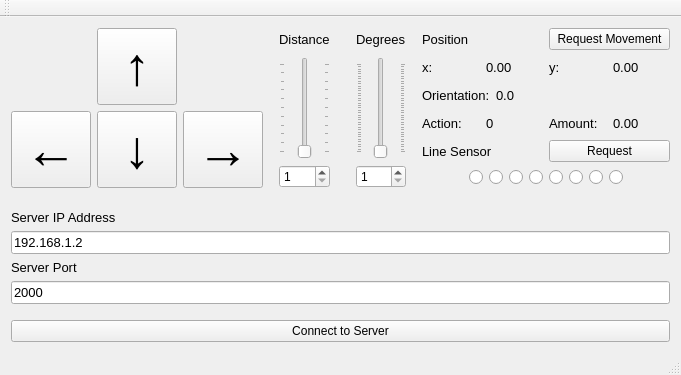
Above: QtClients/MovementDebugger/mainwindow.ui from madhavpatel6/EmbeddedSystemDesign_Team02 before the change. Below: the same form after it.
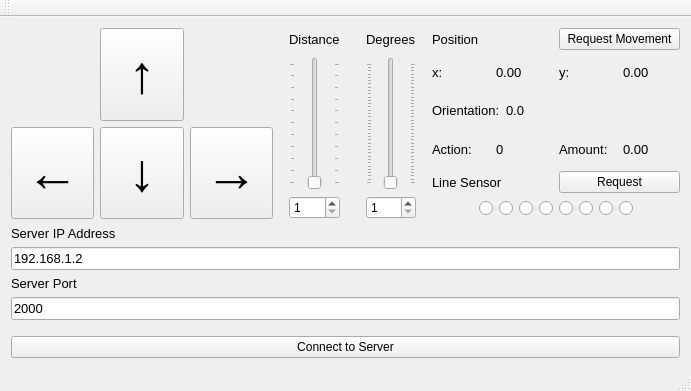
That is the form after the change.

What changed in the file:
```diff
--- a/QtClients/MovementDebugger/mainwindow.ui
+++ b/QtClients/MovementDebugger/mainwindow.ui
@@ -6,8 +6,8 @@
    <rect>
     <x>0</x>
     <y>0</y>
-    <width>671</width>
-    <height>375</height>
+    <width>691</width>
+    <height>391</height>
    </rect>
   </property>
   <property name="windowTitle">
@@ -16,7 +16,7 @@
   <widget class="QWidget" name="centralWidget">
    <layout class="QVBoxLayout" name="verticalLayout_2">
     <item>
-     <layout class="QVBoxLayout" name="verticalLayout" stretch="10,1,7">
+     <layout class="QVBoxLayout" name="verticalLayout" stretch="10,7">
       <item>
        <layout class="QHBoxLayout" name="horizontalLayout" stretch="1,0,0,0">
         <property name="bottomMargin">
@@ -672,19 +672,6 @@
         </item>
        </layout>
       </item>
-      <item>
-       <spacer name="verticalSpacer">
-        <property name="orientation">
-         <enum>Qt::Vertical</enum>
-        </property>
-        <property name="sizeHint" stdset="0">
-         <size>
-          <width>20</width>
-          <height>40</height>
-         </size>
-        </property>
-       </spacer>
-      </item>
       <item>
        <layout class="QVBoxLayout" name="verticalLayout_3" stretch="0,0,0,0,0,0">
         <item>
```
